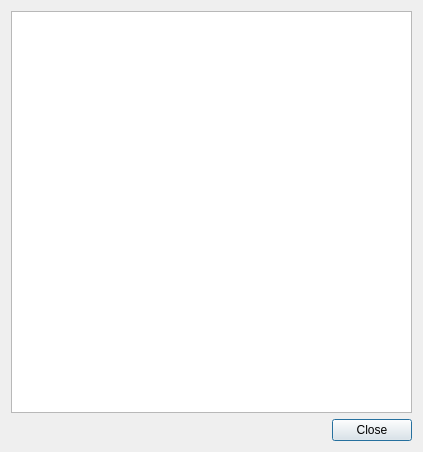
The window that src/aboutdialog.ui (hluk/CopyQ) describes before a commit, drawn with Qt 5.
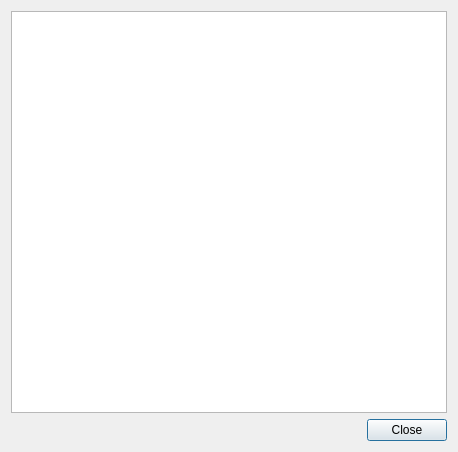
The same window after the commit.

```diff
--- a/src/aboutdialog.ui
+++ b/src/aboutdialog.ui
@@ -6,7 +6,7 @@
    <rect>
     <x>0</x>
     <y>0</y>
-    <width>423</width>
+    <width>458</width>
     <height>452</height>
    </rect>
   </property>
@@ -36,6 +36,7 @@
 &lt;p style=&quot;-qt-paragraph-type:empty; margin-top:0px; margin-bottom:0px; margin-left:0px; margin-right:0px; -qt-block-indent:0; text-indent:0px;&quot;&gt;&lt;/p&gt;
 &lt;p style=&quot;-qt-paragraph-type:empty; margin-top:0px; margin-bottom:0px; margin-left:0px; margin-right:0px; -qt-block-indent:0; text-indent:0px;&quot;&gt;&lt;/p&gt;
 &lt;p style=&quot;-qt-paragraph-type:empty; margin-top:0px; margin-bottom:0px; margin-left:0px; margin-right:0px; -qt-block-indent:0; text-indent:0px;&quot;&gt;&lt;/p&gt;
+&lt;p style=&quot;-qt-paragraph-type:empty; margin-top:0px; margin-bottom:0px; margin-left:0px; margin-right:0px; -qt-block-indent:0; text-indent:0px;&quot;&gt;&lt;/p&gt;
 &lt;p style=&quot;-qt-paragraph-type:empty; margin-top:0px; margin-bottom:0px; margin-left:0px; margin-right:0px; -qt-block-indent:0; text-indent:0px;&quot;&gt;&lt;/p&gt;&lt;/td&gt;&lt;/tr&gt;&lt;/table&gt;&lt;/body&gt;&lt;/html&gt;</string>
      </property>
      <property name="acceptRichText">
```
